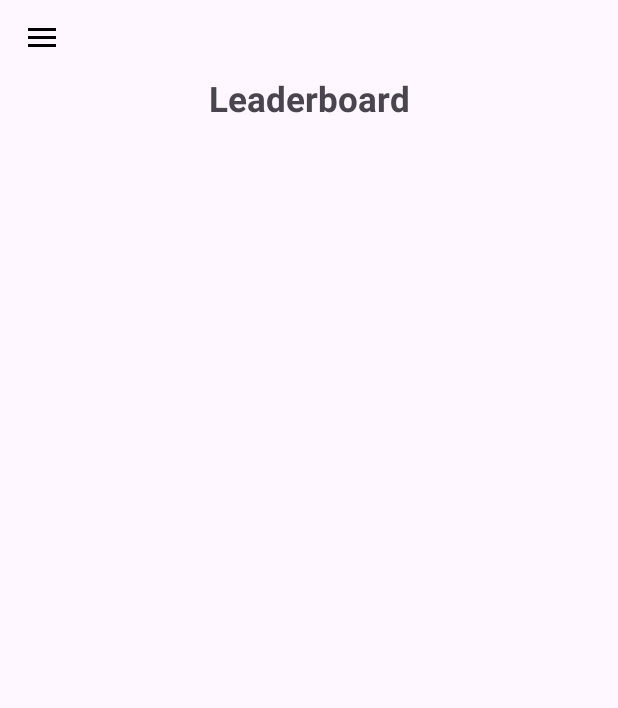
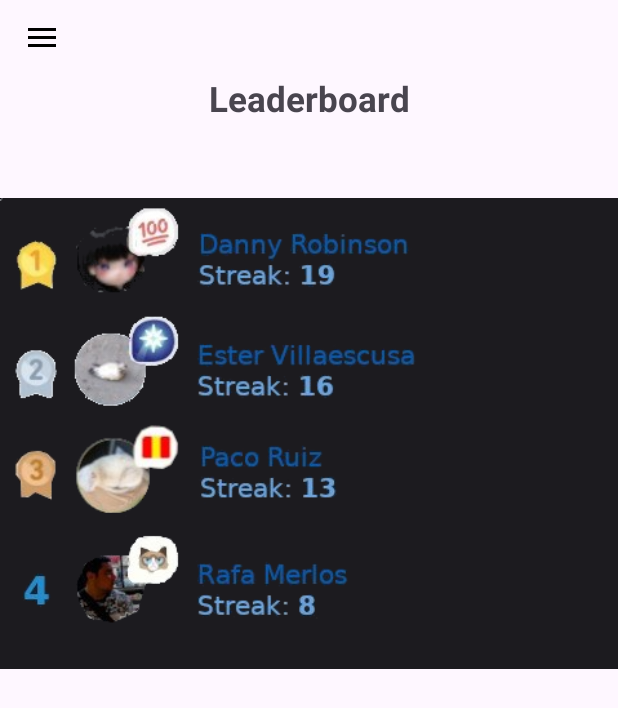
Before and after one commit to streakline/app, an Android app: the screen it shows after launch (MainActivity), in the side drawer, after a tap on "Leaderboard", on a phone screen of 412 x 824 dp. Shown: the top 708 px of the screen. Run offline under Robolectric (Android 15) with nearby library versions, the phone set to English and light mode, and no system bars; our stand-ins replace Dagger/Hilt's generated code, Room's generated code, data binding, navigation-ui; libraries missing offline, so code that uses them is left out: com.flask.colorpicker.

Commit message:
demo final

```diff
--- a/streakline/StreakLine/app/src/main/res/layout/fragment_leaderboard.xml
+++ b/streakline/StreakLine/app/src/main/res/layout/fragment_leaderboard.xml
@@ -20,8 +20,21 @@
             android:text="Leaderboard"
             android:textAlignment="center"
             android:textSize="23sp"
-            android:textStyle="bold"
-            />
+            android:textStyle="bold" />
+
+        <ImageView
+            android:id="@+id/imageView2"
+            android:layout_width="match_parent"
+            android:layout_height="361dp"
+            android:layout_below="@+id/textView"
+            android:layout_alignParentStart="true"
+            android:layout_alignParentEnd="true"
+            android:layout_alignParentBottom="true"
+            android:layout_marginStart="0dp"
+            android:layout_marginTop="-20dp"
+            android:layout_marginEnd="0dp"
+            android:layout_marginBottom="333dp"
+            android:src="@drawable/leaderboard" />
 
     </RelativeLayout>
 
```
Also changed, not shown: streakline/StreakLine/app/src/main/res/drawable-nodpi/leaderboard.png (added).
